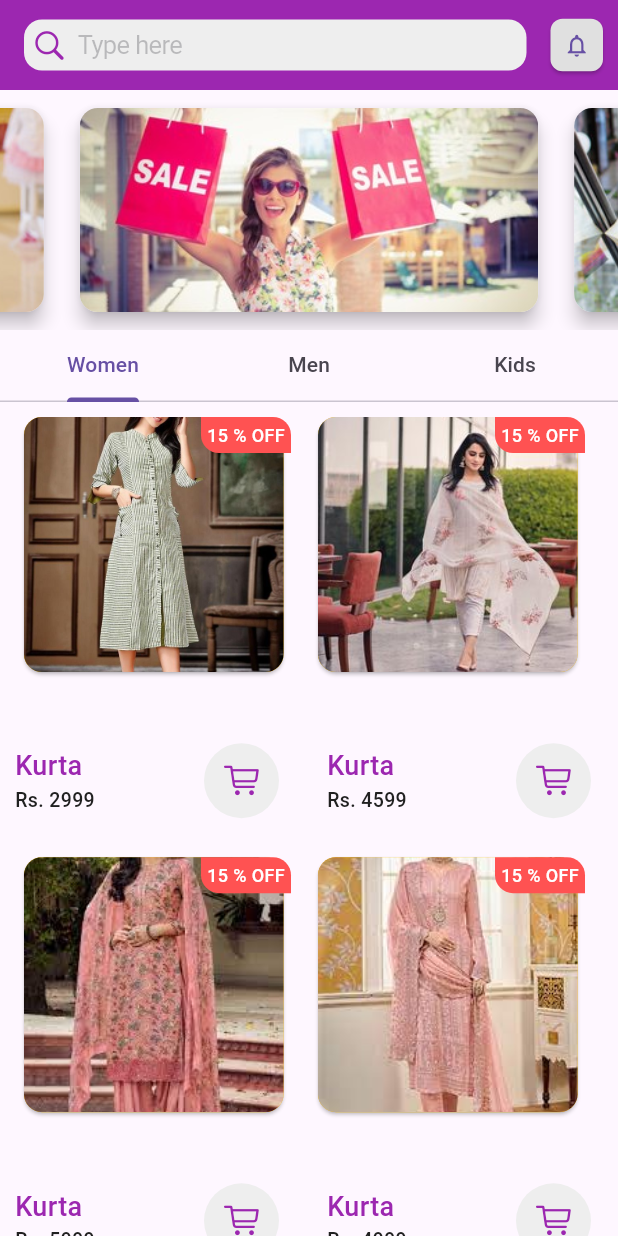
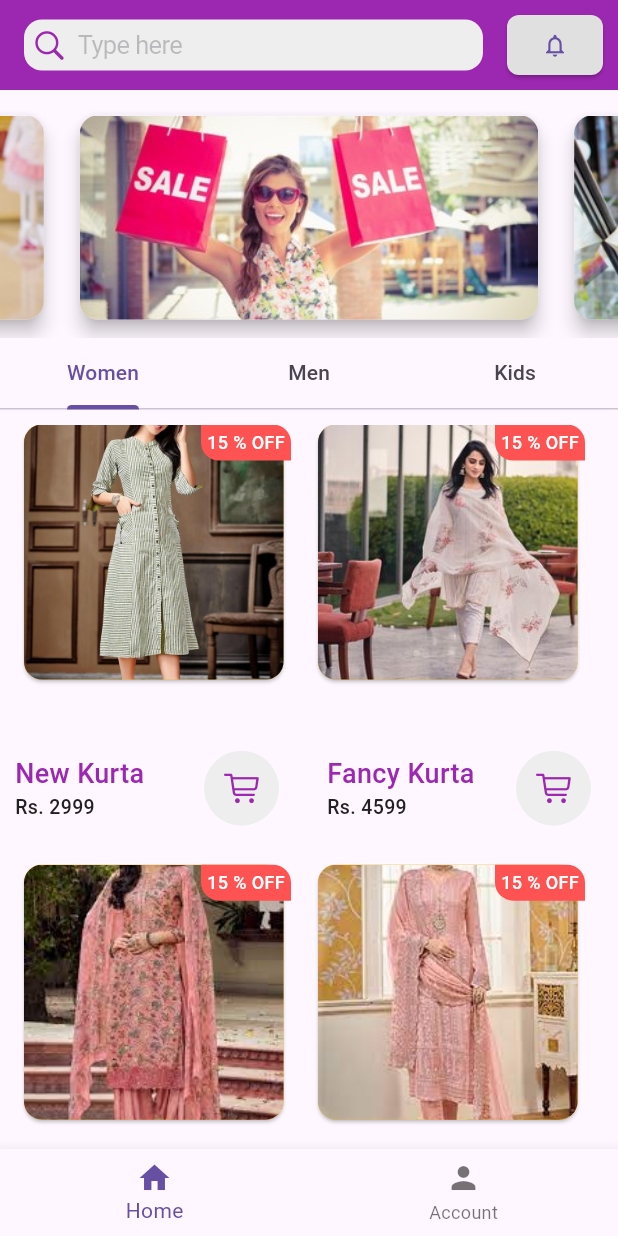
Before and after one commit to suhailthakrani/suit_up, a Flutter app: the screen it shows after launch, after a tap on the "notifications" icon, on a phone screen of 412 x 824 dp. Run offline on Flutter 3.47's test engine with Material 2 defaults, Android fonts, the phone set to English and light mode, and no system bars; drawn by our look-alikes of carousel_slider; our stand-ins replace get, shared_preferences.

Commit message:
Updated json file and other screen

```diff
--- a/assets/json/products.json
+++ b/assets/json/ladies_products.json
@@ -1,14 +1,14 @@
 {
     "products": [
         {
-            "name": "Kurta",
+            "name": "New Kurta",
             "imageUrl": "assets/images/c1.jpg",
             "price": 2999,
             "discount": 15,
             "category": ""
         },
         {
-            "name": "Kurta",
+            "name": "Fancy Kurta",
             "imageUrl": "assets/images/c2.jpg",
             "price": 4599,
             "discount": 15,
@@ -37,7 +37,7 @@
         },
         {
             "name": "Kurta",
-            "imageUrl": "assets/images/c1.jpg",
+            "imageUrl": "assets/images/c10.jpg",
             "price": 2499,
             "discount": 15,
             "category": ""
@@ -50,7 +50,7 @@
             "category": ""
         },
         {
-            "name": "Kurta",
+            "name": "Salwar Qameez",
             "imageUrl": "assets/images/c7.jpg",
             "price": 4599,
             "discount": 15,
--- a/lib/main.dart
+++ b/lib/main.dart
@@ -31,7 +31,7 @@ class MyApp extends StatelessWidget {
             debugShowCheckedModeBanner: false,
             theme:
                 themeNotifier.isDark ? AppTheme.darkTheme : AppTheme.lightTheme,
-            home: const HomeScreen(),
+            home: const MainScreen(),
           );
         })));
   }
--- a/lib/screens/home/home_screen.dart
+++ b/lib/screens/home/home_screen.dart
@@ -4,11 +4,13 @@ import 'package:carousel_slider/carousel_slider.dart';
 import 'package:flutter/cupertino.dart';
 import 'package:flutter/material.dart';
 import 'package:flutter/services.dart';
+import 'package:get/get.dart';
 import 'package:suit_up/controllers/asset_manager.dart';
 import 'package:suit_up/models/products_model.dart';
 import 'package:suit_up/screens/authentication/sign_up_screen.dart';
 import 'package:suit_up/screens/home/components/main_carousel_slider.dart';
 import 'package:suit_up/screens/home/components/products_widget.dart';
+import 'package:suit_up/utils/dimensions.dart';
 
 class HomeScreen extends StatefulWidget {
   const HomeScreen({super.key});
@@ -35,7 +37,7 @@ class _HomeScreenState extends State<HomeScreen> with TickerProviderStateMixin {
 
   Future<void> loadProductsData() async {
     final String response =
-        await rootBundle.loadString('assets/json/products.json');
+        await rootBundle.loadString('assets/json/ladies_products.json');
     final data = jsonDecode(response);
     setState(() {
       productsModel = ProductsModel.fromJson(data);
@@ -66,10 +68,7 @@ class _HomeScreenState extends State<HomeScreen> with TickerProviderStateMixin {
           ),
         ),
         actions: [
-          SizedBox(
-            height: 35,
-            width: 35,
-            child: ElevatedButton(
+          ElevatedButton(
             style: ElevatedButton.styleFrom(
               padding: EdgeInsets.zero,
               backgroundColor: Colors.grey.shade300,
@@ -78,10 +77,11 @@ class _HomeScreenState extends State<HomeScreen> with TickerProviderStateMixin {
                 borderRadius: BorderRadius.circular(8),
               ),
             ),
-              onPressed: () {},
+            onPressed: () {
+              print(Get.height);
+            },
             child: const Icon(
               Icons.notifications_outlined,
-              ),
             ),
           ),
           WidthCustom(10),
@@ -93,6 +93,7 @@ class _HomeScreenState extends State<HomeScreen> with TickerProviderStateMixin {
         child: Column(
           mainAxisSize: MainAxisSize.min,
           children: [
+            HeightCustom(5),
             const MainCarouselSlider(),
             TabBar(
               physics: const BouncingScrollPhysics(),
```
Also changed, not shown: lib/screens/home/components/product_screen.dart (+6 -4 lines), lib/utils/dimensions.dart (added, +7 -0 lines), assets/images/c10.jpg (added). Lines whose indentation alone changed are shown as unchanged.
